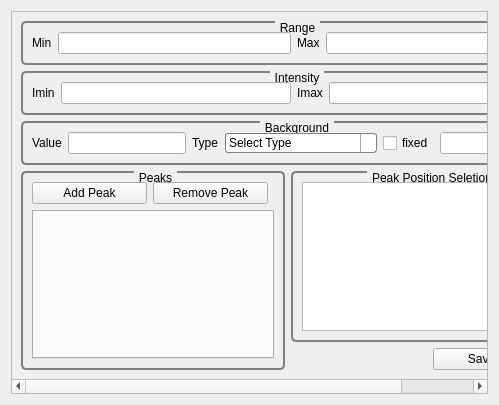
This is Widgets/Range_Widget.ui in ExperimentalMineralPhysics/Continuous-Peak-Fit as Qt 5 draws it before an edit. The edited form follows.
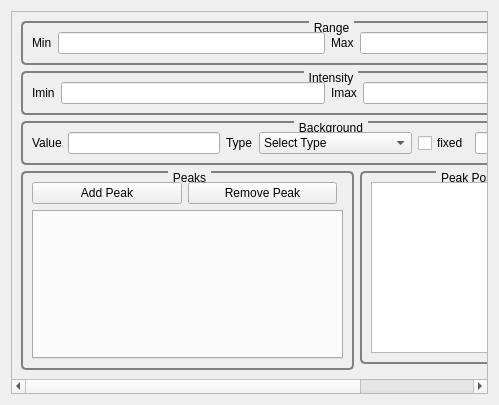
This is the edited form. Icons and pictures are not drawn.

Commit message: Remove save range button from gui

```diff
--- a/Widgets/Range_Widget.ui
+++ b/Widgets/Range_Widget.ui
@@ -22,9 +22,9 @@
      <widget class="QWidget" name="scrollAreaWidgetContents">
       <property name="geometry">
        <rect>
-        <x>-11</x>
+        <x>0</x>
         <y>0</y>
-        <width>496</width>
+        <width>563</width>
         <height>378</height>
        </rect>
       </property>
@@ -88,55 +88,7 @@
              </sizepolicy>
             </property>
             <property name="styleSheet">
-             <string notr="true">QComboBox {
-    border: 1px solid gray;
-    border-radius: 3px;
-    padding: 1px 18px 1px 3px;
-    min-width: 6em;
-}
-
-QComboBox:editable {
-    background: white;
-}
-
-QComboBox:!editable, QComboBox::drop-down:editable {
-     background: qlineargradient(x1: 0, y1: 0, x2: 0, y2: 1,
-                                 stop: 0 #E1E1E1, stop: 0.4 #DDDDDD,
-                                 stop: 0.5 #D8D8D8, stop: 1.0 #D3D3D3);
-}
-
-/* QComboBox gets the &quot;on&quot; state when the popup is open */
-QComboBox:!editable:on, QComboBox::drop-down:editable:on {
-    background: qlineargradient(x1: 0, y1: 0, x2: 0, y2: 1,
-                                stop: 0 #D3D3D3, stop: 0.4 #D8D8D8,
-                                stop: 0.5 #DDDDDD, stop: 1.0 #E1E1E1);
-}
-
-QComboBox:on { /* shift the text when the popup opens */
-    padding-top: 3px;
-    padding-left: 4px;
-}
-
-QComboBox::drop-down {
-    subcontrol-origin: padding;
-    subcontrol-position: top right;
-    width: 15px;
-
-    border-left-width: 1px;
-    border-left-color: darkgray;
-    border-left-style: solid; /* just a single line */
-    border-top-right-radius: 3px; /* same radius as the QComboBox */
-    border-bottom-right-radius: 3px;
-}
-
-QComboBox::down-arrow {
-    image: url(/usr/share/icons/crystalsvg/16x16/actions/1downarrow.png);
-}
-
-QComboBox::down-arrow:on { /* shift the arrow when popup is open */
-    top: 1px;
-    left: 1px;
-}</string>
+             <string notr="true"/>
             </property>
             <item>
              <property name="text">
@@ -432,18 +384,6 @@
          </layout>
         </widget>
        </item>
-       <item row="4" column="2">
-        <widget class="QPushButton" name="Save_Range_Btn">
-         <property name="styleSheet">
-          <string notr="true">background: qlineargradient(x1: 0, y1: 0, x2: 0, y2: 1,
-                                stop: 0 #E1E1E1, stop: 0.4 #DDDDDD,
-                                stop: 0.5 #D8D8D8, stop: 1.0 #D3D3D3);</string>
-         </property>
-         <property name="text">
-          <string>Save Range</string>
-         </property>
-        </widget>
-       </item>
       </layout>
      </widget>
     </widget>
```
